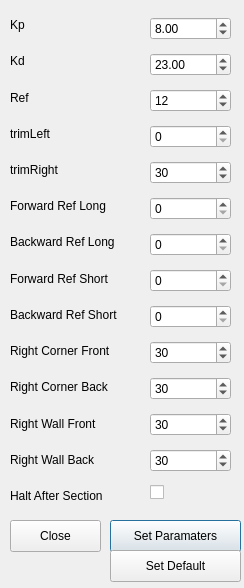
This is Kod/Styr_m/Styr_m/mapGUI/paramwindow.ui in hansfilipelo/Kandidadprojekt as Qt 5 draws it before an edit. The edited form follows.
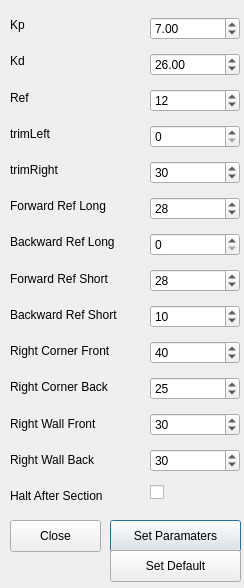
This is the edited form.

Commit message: Added new commands for parameters. Fetch does not work anymore robot pushes map when rotating

Diff of the .ui file:
```diff
--- a/Kod/Styr_m/Styr_m/mapGUI/paramwindow.ui
+++ b/Kod/Styr_m/Styr_m/mapGUI/paramwindow.ui
@@ -128,7 +128,7 @@
     <rect>
      <x>150</x>
      <y>10</y>
-     <width>81</width>
+     <width>90</width>
      <height>501</height>
     </rect>
    </property>
@@ -136,14 +136,14 @@
     <item>
      <widget class="QDoubleSpinBox" name="kpSpinBox">
       <property name="value">
-       <double>8.000000000000000</double>
+       <double>7.000000000000000</double>
       </property>
      </widget>
     </item>
     <item>
      <widget class="QDoubleSpinBox" name="kdSpinBox">
       <property name="value">
-       <double>23.000000000000000</double>
+       <double>26.000000000000000</double>
       </property>
      </widget>
     </item>
@@ -165,28 +165,44 @@
      </widget>
     </item>
     <item>
-     <widget class="QSpinBox" name="fwdRefLongBox"/>
+     <widget class="QSpinBox" name="fwdRefLongBox">
+      <property name="value">
+       <number>28</number>
+      </property>
+     </widget>
     </item>
     <item>
-     <widget class="QSpinBox" name="bwdRefLongBox"/>
+     <widget class="QSpinBox" name="bwdRefLongBox">
+      <property name="value">
+       <number>0</number>
+      </property>
+     </widget>
     </item>
     <item>
-     <widget class="QSpinBox" name="fwdRefShortBox"/>
+     <widget class="QSpinBox" name="fwdRefShortBox">
+      <property name="value">
+       <number>28</number>
+      </property>
+     </widget>
     </item>
     <item>
-     <widget class="QSpinBox" name="bwdRefShortBox"/>
+     <widget class="QSpinBox" name="bwdRefShortBox">
+      <property name="value">
+       <number>10</number>
+      </property>
+     </widget>
     </item>
     <item>
      <widget class="QSpinBox" name="rightCornerFrontBox">
       <property name="value">
-       <number>30</number>
+       <number>40</number>
       </property>
      </widget>
     </item>
     <item>
      <widget class="QSpinBox" name="rightCornerBackBox">
       <property name="value">
-       <number>30</number>
+       <number>25</number>
       </property>
      </widget>
     </item>
```
